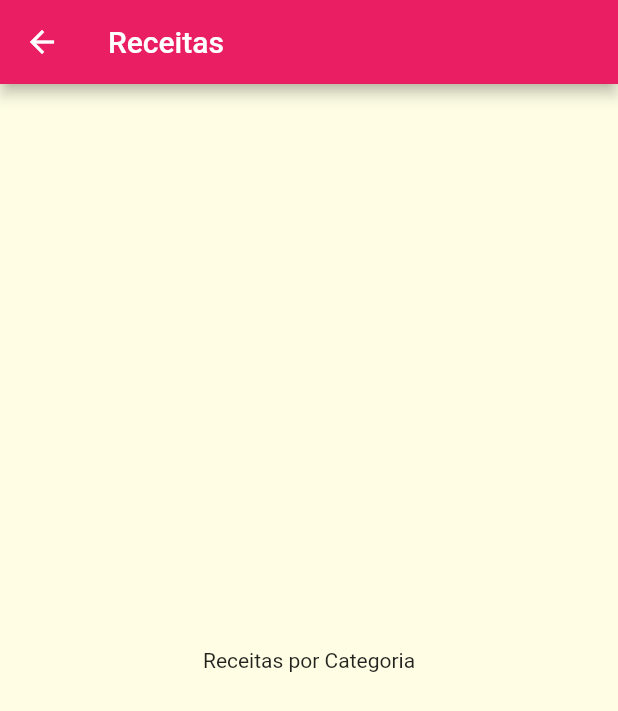
After one commit to teilorbarcelos/flutter-foods, a Flutter app: the screen it shows after launch, after a tap on "Italiano", on a phone screen of 412 x 824 dp. The commit adds this screen. Shown: the top 711 px of the screen. Run offline on Flutter 3.47's test engine with Material 2 defaults, Android fonts, the phone set to English and light mode, and no system bars.

Commit message:
new screen navigate done

```diff
--- a/lib/components/category_item.dart
+++ b/lib/components/category_item.dart
@@ -1,13 +1,28 @@
 import 'package:flutter/material.dart';
 import 'package:flutter_foods/models/category.dart';
+import 'package:flutter_foods/screens/categories_foods_screen.dart';
 
 class CategoryItem extends StatelessWidget {
   final Category category;
   const CategoryItem({required this.category, super.key});
 
+  void _selectCategory(BuildContext context) {
+    Navigator.of(context).push(
+      MaterialPageRoute(
+        builder: (_) {
+          return CategoriesFoodsScreen();
+        },
+      ),
+    );
+  }
+
   @override
   Widget build(BuildContext context) {
-    return Container(
+    return InkWell(
+      onTap: () => _selectCategory(context),
+      splashColor: Theme.of(context).primaryColor,
+      borderRadius: BorderRadius.circular(15),
+      child: Container(
         padding: EdgeInsets.all(15),
         child: Text(
           category.title,
@@ -24,6 +39,7 @@ class CategoryItem extends StatelessWidget {
             end: Alignment.bottomRight,
           ),
         ),
+      ),
     );
   }
 }
--- /dev/null
+++ b/lib/screens/categories_foods_screen.dart
@@ -0,0 +1,19 @@
+import 'package:flutter/material.dart';
+import 'package:flutter/src/widgets/container.dart';
+import 'package:flutter/src/widgets/framework.dart';
+
+class CategoriesFoodsScreen extends StatelessWidget {
+  const CategoriesFoodsScreen({super.key});
+
+  @override
+  Widget build(BuildContext context) {
+    return Scaffold(
+      appBar: AppBar(
+        title: Text('Receitas'),
+      ),
+      body: Center(
+        child: Text('Receitas por Categoria'),
+      ),
+    );
+  }
+}
```
Lines whose indentation alone changed are shown as unchanged.
